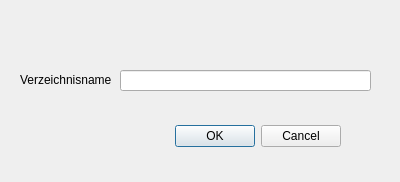
First picture: the form in src/createdirectory.ui, repository RaufasertapetenEnjoyer/Betriebssysteme-Projekt, before the edit.
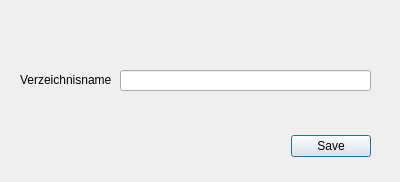
Second picture: the form after the edit.

The edit to the form file:
```diff
--- a/src/createdirectory.ui
+++ b/src/createdirectory.ui
@@ -16,8 +16,8 @@
   <widget class="QDialogButtonBox" name="buttonBox">
    <property name="geometry">
     <rect>
-     <x>0</x>
-     <y>120</y>
+     <x>30</x>
+     <y>130</y>
      <width>341</width>
      <height>32</height>
     </rect>
@@ -26,7 +26,7 @@
     <enum>Qt::Horizontal</enum>
    </property>
    <property name="standardButtons">
-    <set>QDialogButtonBox::Cancel|QDialogButtonBox::Ok</set>
+    <set>QDialogButtonBox::Save</set>
    </property>
   </widget>
   <widget class="QLabel" name="label">
```
